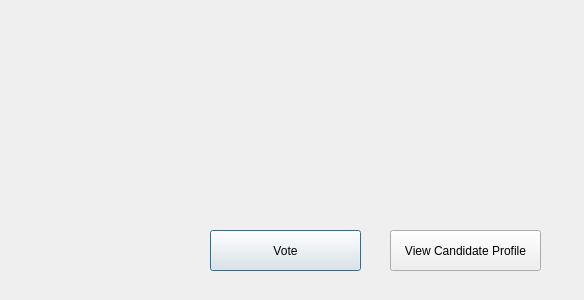
This is voter_window.ui in tapish13031997/OVV as Qt 5 draws it before an edit. The edited form follows.
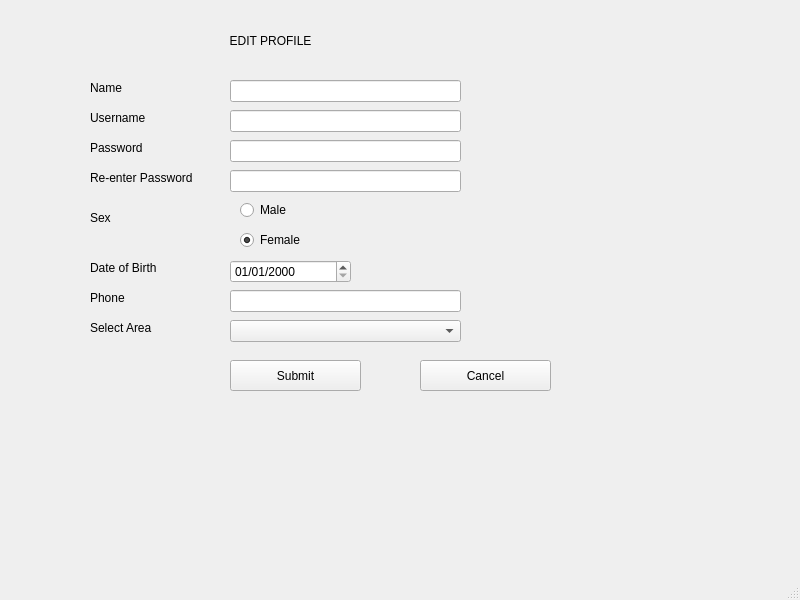
This is the edited form.

Patch:
```diff
--- a/voter_window.ui
+++ b/voter_window.ui
@@ -1,13 +1,13 @@
 <?xml version="1.0" encoding="UTF-8"?>
 <ui version="4.0">
  <class>voter_window</class>
- <widget class="QDialog" name="voter_window">
+ <widget class="QMainWindow" name="voter_window">
   <property name="geometry">
    <rect>
     <x>0</x>
     <y>0</y>
-    <width>584</width>
-    <height>300</height>
+    <width>800</width>
+    <height>600</height>
    </rect>
   </property>
   <property name="sizeIncrement">
@@ -19,32 +19,268 @@
   <property name="windowTitle">
    <string>Dialog</string>
   </property>
-  <widget class="QPushButton" name="voter_vote">
-   <property name="geometry">
-    <rect>
-     <x>210</x>
-     <y>230</y>
-     <width>151</width>
-     <height>41</height>
-    </rect>
-   </property>
-   <property name="text">
-    <string>Vote</string>
-   </property>
+  <widget class="QWidget" name="centralwidget">
+   <widget class="QPushButton" name="submit">
+    <property name="geometry">
+     <rect>
+      <x>230</x>
+      <y>360</y>
+      <width>131</width>
+      <height>31</height>
+     </rect>
+    </property>
+    <property name="text">
+     <string>Submit</string>
+    </property>
+   </widget>
+   <widget class="QLabel" name="label_6">
+    <property name="geometry">
+     <rect>
+      <x>90</x>
+      <y>260</y>
+      <width>91</width>
+      <height>16</height>
+     </rect>
+    </property>
+    <property name="text">
+     <string>Date of Birth</string>
+    </property>
+   </widget>
+   <widget class="QRadioButton" name="Male">
+    <property name="geometry">
+     <rect>
+      <x>240</x>
+      <y>200</y>
+      <width>100</width>
+      <height>20</height>
+     </rect>
+    </property>
+    <property name="text">
+     <string>Male</string>
+    </property>
+    <property name="checked">
+     <bool>false</bool>
+    </property>
+   </widget>
+   <widget class="QRadioButton" name="Female">
+    <property name="geometry">
+     <rect>
+      <x>240</x>
+      <y>230</y>
+      <width>100</width>
+      <height>20</height>
+     </rect>
+    </property>
+    <property name="text">
+     <string>Female</string>
+    </property>
+    <property name="checked">
+     <bool>true</bool>
+    </property>
+   </widget>
+   <widget class="QLabel" name="label_3">
+    <property name="geometry">
+     <rect>
+      <x>90</x>
+      <y>140</y>
+      <width>71</width>
+      <height>16</height>
+     </rect>
+    </property>
+    <property name="text">
+     <string>Password</string>
+    </property>
+   </widget>
+   <widget class="QLabel" name="label_4">
+    <property name="geometry">
+     <rect>
+      <x>90</x>
+      <y>170</y>
+      <width>141</width>
+      <height>16</height>
+     </rect>
+    </property>
+    <property name="text">
+     <string>Re-enter Password</string>
+    </property>
+   </widget>
+   <widget class="QLineEdit" name="repassword">
+    <property name="geometry">
+     <rect>
+      <x>230</x>
+      <y>170</y>
+      <width>231</width>
+      <height>22</height>
+     </rect>
+    </property>
+    <property name="echoMode">
+     <enum>QLineEdit::Password</enum>
+    </property>
+   </widget>
+   <widget class="QLineEdit" name="name">
+    <property name="geometry">
+     <rect>
+      <x>230</x>
+      <y>80</y>
+      <width>231</width>
+      <height>22</height>
+     </rect>
+    </property>
+   </widget>
+   <widget class="QLineEdit" name="username">
+    <property name="geometry">
+     <rect>
+      <x>230</x>
+      <y>110</y>
+      <width>231</width>
+      <height>22</height>
+     </rect>
+    </property>
+   </widget>
+   <widget class="QLabel" name="sexLabel_3">
+    <property name="geometry">
+     <rect>
+      <x>90</x>
+      <y>320</y>
+      <width>81</width>
+      <height>16</height>
+     </rect>
+    </property>
+    <property name="text">
+     <string>Select Area</string>
+    </property>
+   </widget>
+   <widget class="QLineEdit" name="phone">
+    <property name="geometry">
+     <rect>
+      <x>230</x>
+      <y>290</y>
+      <width>231</width>
+      <height>22</height>
+     </rect>
+    </property>
+   </widget>
+   <widget class="QComboBox" name="area">
+    <property name="geometry">
+     <rect>
+      <x>230</x>
+      <y>320</y>
+      <width>231</width>
+      <height>22</height>
+     </rect>
+    </property>
+    <item>
+     <property name="text">
+      <string/>
+     </property>
+    </item>
+   </widget>
+   <widget class="QLineEdit" name="password">
+    <property name="geometry">
+     <rect>
+      <x>230</x>
+      <y>140</y>
+      <width>231</width>
+      <height>22</height>
+     </rect>
+    </property>
+    <property name="echoMode">
+     <enum>QLineEdit::Password</enum>
+    </property>
+   </widget>
+   <widget class="QDateEdit" name="DOB">
+    <property name="geometry">
+     <rect>
+      <x>230</x>
+      <y>260</y>
+      <width>121</width>
+      <height>23</height>
+     </rect>
+    </property>
+    <property name="displayFormat">
+     <string>dd/MM/yyyy</string>
+    </property>
+   </widget>
+   <widget class="QLabel" name="label_2">
+    <property name="geometry">
+     <rect>
+      <x>90</x>
+      <y>110</y>
+      <width>81</width>
+      <height>16</height>
+     </rect>
+    </property>
+    <property name="text">
+     <string>Username</string>
+    </property>
+   </widget>
+   <widget class="QLabel" name="sexLabel">
+    <property name="geometry">
+     <rect>
+      <x>90</x>
+      <y>210</y>
+      <width>51</width>
+      <height>16</height>
+     </rect>
+    </property>
+    <property name="text">
+     <string>Sex</string>
+    </property>
+   </widget>
+   <widget class="QLabel" name="label">
+    <property name="geometry">
+     <rect>
+      <x>90</x>
+      <y>80</y>
+      <width>51</width>
+      <height>16</height>
+     </rect>
+    </property>
+    <property name="text">
+     <string>Name</string>
+    </property>
+   </widget>
+   <widget class="QPushButton" name="cancel">
+    <property name="geometry">
+     <rect>
+      <x>420</x>
+      <y>360</y>
+      <width>131</width>
+      <height>31</height>
+     </rect>
+    </property>
+    <property name="text">
+     <string>Cancel</string>
+    </property>
+   </widget>
+   <widget class="QLabel" name="sexLabel_2">
+    <property name="geometry">
+     <rect>
+      <x>90</x>
+      <y>290</y>
+      <width>61</width>
+      <height>16</height>
+     </rect>
+    </property>
+    <property name="text">
+     <string>Phone</string>
+    </property>
+   </widget>
+   <widget class="QLabel" name="label_5">
+    <property name="geometry">
+     <rect>
+      <x>30</x>
+      <y>30</y>
+      <width>511</width>
+      <height>21</height>
+     </rect>
+    </property>
+    <property name="text">
+     <string>                                                            EDIT PROFILE</string>
+    </property>
+   </widget>
   </widget>
-  <widget class="QPushButton" name="pushButton">
-   <property name="geometry">
-    <rect>
-     <x>390</x>
-     <y>230</y>
-     <width>151</width>
-     <height>41</height>
-    </rect>
-   </property>
-   <property name="text">
-    <string>View Candidate Profile</string>
-   </property>
-  </widget>
+  <widget class="QStatusBar" name="statusbar"/>
  </widget>
  <resources/>
  <connections/>
```
Left out of the diff: 8 changed lines with no effect on the pictures.
